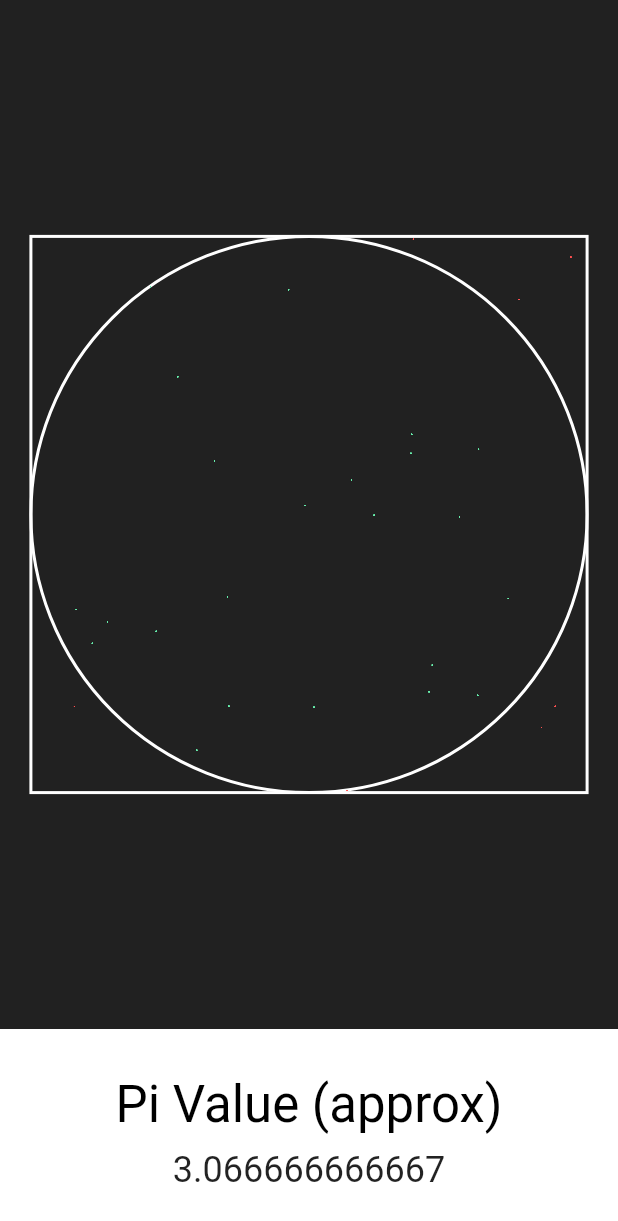
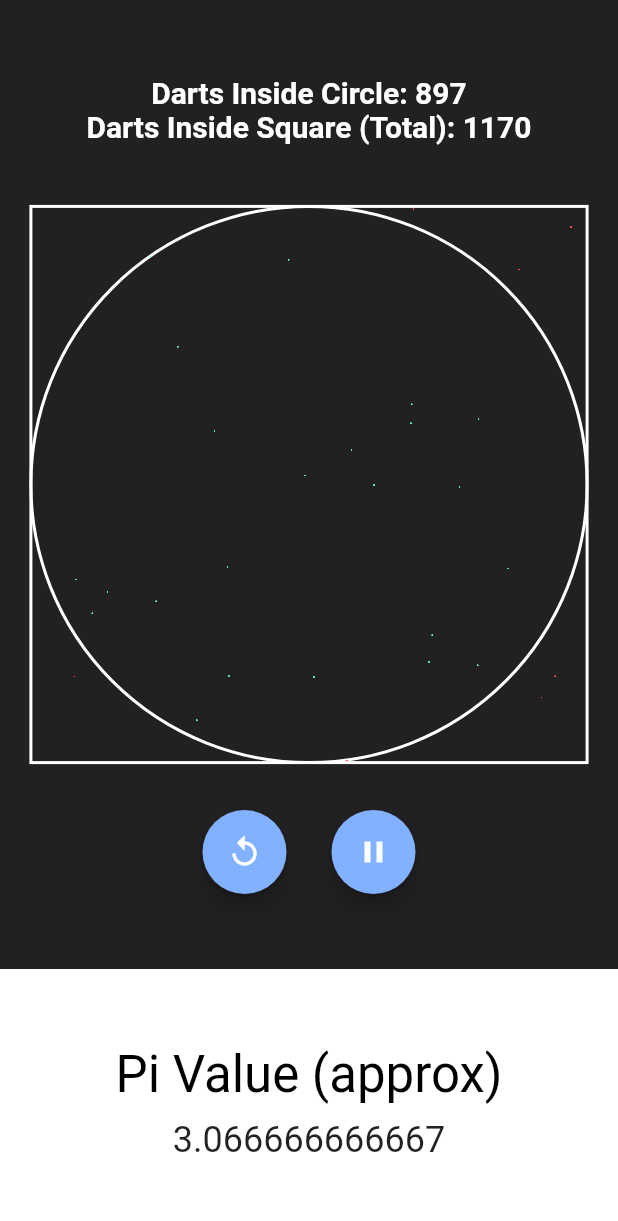
Before and after one commit to akshansh2000/pi_approximation, a Flutter app: the screen it shows after launch, on a phone screen of 412 x 824 dp. Shown: the top 1221 px of the screen. Run offline on Flutter 3.47's test engine with Material 2 defaults, Android fonts, the phone set to English and light mode, and no system bars.

Commit message:
made required changes for research paper

```diff
--- a/lib/main.dart
+++ b/lib/main.dart
@@ -21,7 +21,16 @@ class MyApp extends StatefulWidget {
 
 double pi = 0;
 
-class _MyAppState extends State<MyApp> {
+class _MyAppState extends State<MyApp> with SingleTickerProviderStateMixin {
+  AnimationController _animationController;
+
+  @override
+  void initState() {
+    super.initState();
+    _animationController = AnimationController(vsync: this)
+      ..duration = Duration(milliseconds: 400);
+  }
+
   @override
   Widget build(BuildContext context) {
     SystemChrome.setSystemUIOverlayStyle(
@@ -40,13 +49,14 @@ class _MyAppState extends State<MyApp> {
     WidgetsBinding.instance
         .addPostFrameCallback((timeStamp) => setState(() {}));
 
-    return Scaffold(
+    return SafeArea(
+      child: Scaffold(
         backgroundColor: Colors.grey[900],
         bottomNavigationBar: BottomAppBar(
           elevation: 0,
           color: Colors.white,
           child: Padding(
-          padding: EdgeInsets.symmetric(vertical: 30),
+            padding: EdgeInsets.symmetric(vertical: 50),
             child: Column(
               mainAxisSize: MainAxisSize.min,
               crossAxisAlignment: CrossAxisAlignment.center,
@@ -66,9 +76,70 @@ class _MyAppState extends State<MyApp> {
             ),
           ),
         ),
-      body: CustomPaint(
+        body: Stack(
+          children: <Widget>[
+            Align(
+              alignment: Alignment.topCenter,
+              child: Padding(
+                padding: EdgeInsets.only(top: 50),
+                child: Text(
+                  "Darts Inside Circle: ${insideCircle.toInt()}\nDarts Inside Square (Total): ${total.toInt()}",
+                  textAlign: TextAlign.center,
+                  style: TextStyle(
+                    color: Colors.white,
+                    fontWeight: FontWeight.w600,
+                    fontSize: 20,
+                  ),
+                ),
+              ),
+            ),
+            Align(
+              alignment: Alignment.center,
+              child: CustomPaint(
                 painter: SimulationPainter(),
                 child: Container(),
+              ),
+            ),
+            Align(
+              alignment: Alignment.bottomCenter,
+              child: Padding(
+                padding: EdgeInsets.only(bottom: 50),
+                child: Row(
+                  mainAxisAlignment: MainAxisAlignment.center,
+                  children: <Widget>[
+                    FloatingActionButton(
+                      child: Icon(Icons.replay),
+                      backgroundColor: Colors.blueAccent[100],
+                      materialTapTargetSize: MaterialTapTargetSize.padded,
+                      onPressed: () => setState(() {
+                        insideCircle = 0;
+                        total = 0;
+                        coordinates.clear();
+                        isWorking = true;
+                        _animationController.reset();
+                      }),
+                    ),
+                    SizedBox(width: 30),
+                    FloatingActionButton(
+                      child: AnimatedIcon(
+                        icon: AnimatedIcons.pause_play,
+                        progress: _animationController,
+                      ),
+                      backgroundColor: Colors.blueAccent[100],
+                      materialTapTargetSize: MaterialTapTargetSize.padded,
+                      onPressed: () => setState(() {
+                        isWorking
+                            ? _animationController.forward()
+                            : _animationController.reverse();
+                        isWorking = !isWorking;
+                      }),
+                    ),
+                  ],
+                ),
+              ),
+            ),
+          ],
+        ),
       ),
     );
   }
@@ -76,6 +147,7 @@ class _MyAppState extends State<MyApp> {
 
 final coordinates = List<List<double>>();
 double insideCircle = 0, total = 0;
+bool isWorking = true;
 
 class SimulationPainter extends CustomPainter {
   final randomGenerator = math.Random();
@@ -103,6 +175,8 @@ class SimulationPainter extends CustomPainter {
     );
 
     paint.style = PaintingStyle.fill;
+
+    if (isWorking)
       for (int i = 0; i < 30; i++) {
         x = -radius + randomGenerator.nextDouble() * radius * 2;
         y = -radius + randomGenerator.nextDouble() * radius * 2;
```
Also changed, not shown: pubspec.lock. Lines whose indentation alone changed are shown as unchanged.
